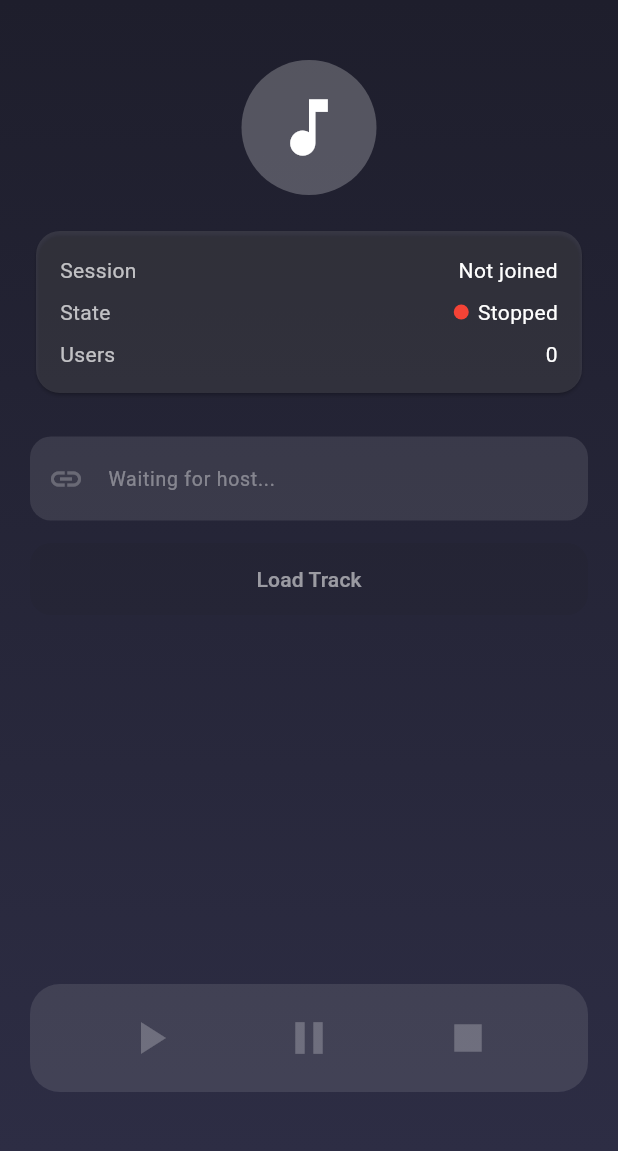
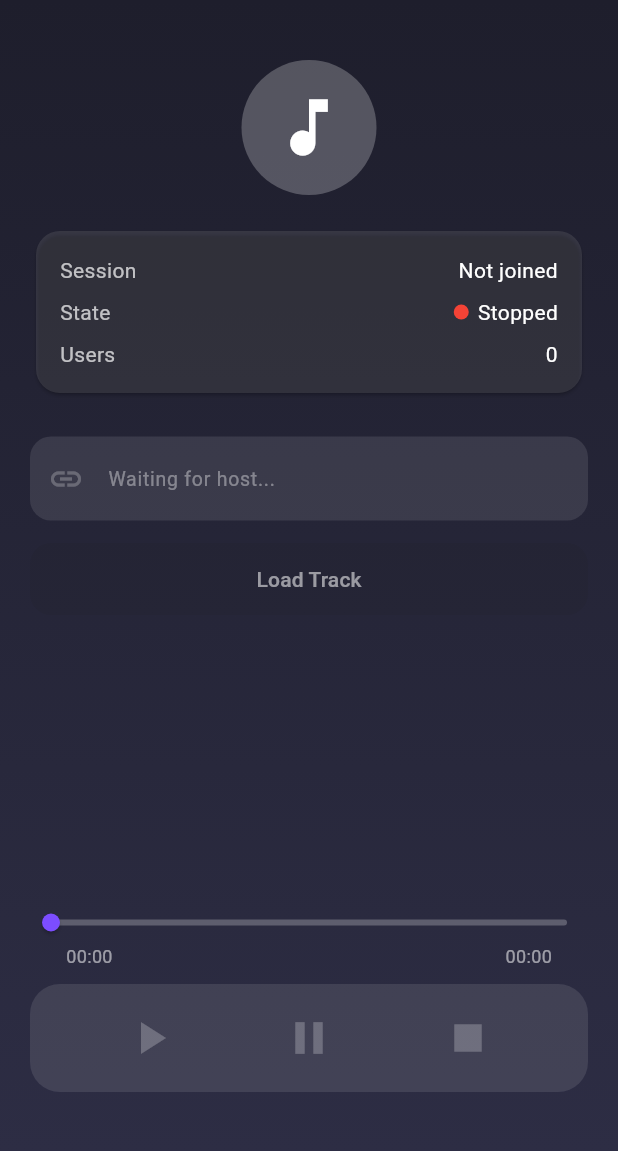
Before and after one commit to RuchirSharma038/Resonate, a Flutter app: the AudioPlay screen opened directly, on a phone screen of 412 x 824 dp, the part 84-1235 px from its top. Run offline on Flutter 3.47's test engine with Material 3 defaults, Android fonts, the phone set to English and light mode, and no system bars; our stand-ins replace firebase_auth, firebase_core, flutter_riverpod, just_audio, socket_io_client; accounts and stored records are empty; network calls fail.

Commit message:
Added slider in the audio_play screen

```diff
--- a/frontend/resonate_app/lib/ui/audio_play.dart
+++ b/frontend/resonate_app/lib/ui/audio_play.dart
@@ -3,6 +3,7 @@ import 'package:flutter_riverpod/flutter_riverpod.dart';
 import 'package:resonate_app/providers/session_provider.dart';
 import 'package:resonate_app/providers/session_state.dart';
 import 'package:resonate_app/providers/auth_provider.dart';
+import 'package:resonate_app/providers/audioservice_provider.dart';
 
 class AudioPlay extends ConsumerStatefulWidget {
   const AudioPlay({super.key});
@@ -42,6 +43,76 @@ class _AudioPlayState extends ConsumerState<AudioPlay> {
       case PlaybackState.stopped:
         return "Stopped";
     }
+  }
+
+  String _formatDuration(Duration d) {
+    String twoDigits(int n) => n.toString().padLeft(2, "0");
+    final twoDigitMinutes = twoDigits(d.inMinutes.remainder(60));
+    final twoDigitSeconds = twoDigits(d.inSeconds.remainder(60));
+    if (d.inHours > 0) {
+      return "${d.inHours}:$twoDigitMinutes:$twoDigitSeconds";
+    }
+    return "$twoDigitMinutes:$twoDigitSeconds";
+  }
+
+  Widget _buildSeekBar(bool isHost, bool hasSession) {
+    final player = ref.read(audioServiceProvider).player;
+    return StreamBuilder<Duration?>(
+      stream: player.positionStream,
+      builder: (context, posSnap) {
+        return StreamBuilder<Duration?>(
+          stream: player.durationStream,
+          builder: (context, durSnap) {
+            final position = posSnap.data ?? Duration.zero;
+            final duration = durSnap.data ?? Duration.zero;
+
+            double posValue = position.inMilliseconds.toDouble();
+            double durValue = duration.inMilliseconds.toDouble();
+            if (posValue > durValue && durValue > 0) posValue = durValue;
+
+            return Column(
+              children: [
+                SliderTheme(
+                  data: SliderTheme.of(context).copyWith(
+                    trackHeight: 4,
+                    thumbShape: const RoundSliderThumbShape(enabledThumbRadius: 6),
+                    overlayShape: const RoundSliderOverlayShape(overlayRadius: 14),
+                    activeTrackColor: Colors.deepPurpleAccent,
+                    inactiveTrackColor: Colors.white24,
+                    thumbColor: Colors.deepPurpleAccent,
+                  ),
+                  child: Slider(
+                    min: 0.0,
+                    max: durValue > 0 ? durValue : 1.0,
+                    value: posValue <= (durValue > 0 ? durValue : 1.0) ? posValue : 0.0,
+                    onChanged: (val) {
+                      if (!isHost || !hasSession) {
+                        _handleHostAction(isHost, () {});
+                        return;
+                      }
+                    },
+                    onChangeEnd: (val) {
+                      if (!isHost || !hasSession) return;
+                      ref.read(sessionProvider.notifier).seek(val.toInt());
+                    },
+                  ),
+                ),
+                Padding(
+                  padding: const EdgeInsets.symmetric(horizontal: 24),
+                  child: Row(
+                    mainAxisAlignment: MainAxisAlignment.spaceBetween,
+                    children: [
+                      Text(_formatDuration(position), style: const TextStyle(color: Colors.white54, fontSize: 12)),
+                      Text(_formatDuration(duration), style: const TextStyle(color: Colors.white54, fontSize: 12)),
+                    ],
+                  ),
+                ),
+              ],
+            );
+          },
+        );
+      },
+    );
   }
 
   /// Client-side URL check
@@ -318,6 +389,10 @@ class _AudioPlayState extends ConsumerState<AudioPlay> {
 
                     const Expanded(child: SizedBox(height: 20)),
 
+                    // SEEK BAR
+                    _buildSeekBar(isHost, hasSession),
+                    const SizedBox(height: 10),
+
                     // PLAYBACK CONTROLS
                     Container(
                       padding: const EdgeInsets.symmetric(vertical: 10),
```
